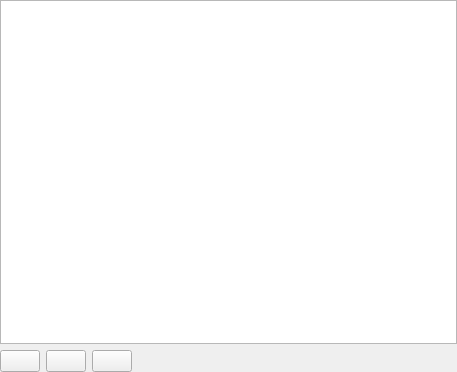
Qt form src/ui/3d/qgsrulebased3drendererwidget.ui (qgis/QGIS) before a commit.
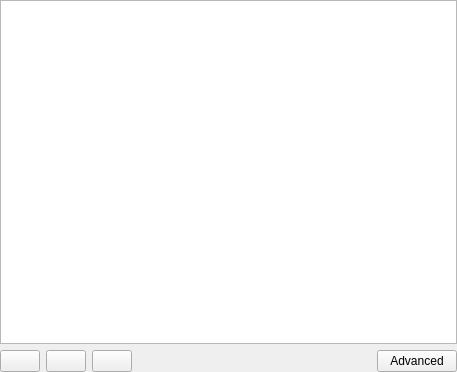
The same form after that commit. Icons and pictures are not drawn.

Commit message:
qgsrulebased3drendererwidget: Add action to update rules from 2D
The 3D
When the 2D and 3D renderers use the same attribute, the rules
are synchronized by adding new rules and removing obsolete ones
while preserving existing 3D rules customizations.

If the attribute differs, the 3D rule-based renderer is rebuilt from
the 2D one.

Patch:
```diff
--- a/src/ui/3d/qgsrulebased3drendererwidget.ui
+++ b/src/ui/3d/qgsrulebased3drendererwidget.ui
@@ -108,6 +108,13 @@
        </property>
       </spacer>
      </item>
+     <item>
+      <widget class="QPushButton" name="mBtnAdvanced">
+       <property name="text">
+        <string>Advanced</string>
+       </property>
+      </widget>
+     </item>
     </layout>
    </item>
   </layout>
```
The commit also changes 2 other files.
